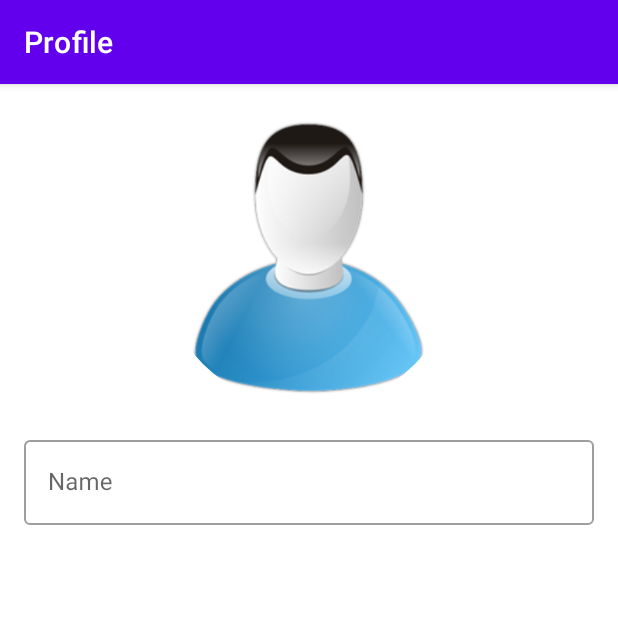
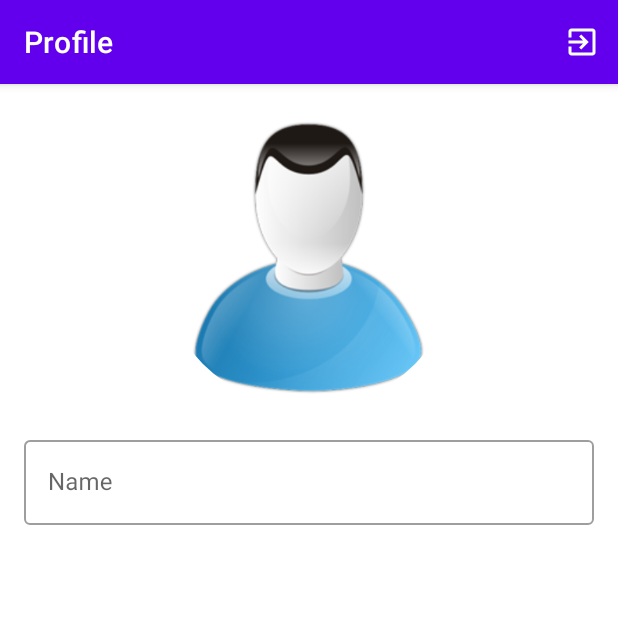
Before and after one commit to 888Andrey888/TaskManager_hw, an Android app: the ProfileFragment screen opened through its navigation route, on a phone screen of 412 x 824 dp, the top half of it. Run offline under Robolectric (Android 15) with nearby library versions, the phone set to English and light mode, and no system bars; our stand-ins replace CircleImageView, Firebase (no records; nobody signed in at launch, a user with empty details on screens opened directly), Room's generated code, navigation-ui; libraries missing offline, so code that uses them is left out: com.github.dhaval2404.imagepicker; pictures from the network do not load; 1 statement that could not run was skipped.

Commit message:
fulfilled hw4_7

```diff
--- a/app/build.gradle
+++ b/app/build.gradle
@@ -2,6 +2,7 @@ plugins {
     id 'com.android.application'
     id 'org.jetbrains.kotlin.android'
     id 'kotlin-kapt'
+    id 'com.google.gms.google-services'
 }
 
 android {
@@ -46,6 +47,8 @@ dependencies {
     implementation 'androidx.lifecycle:lifecycle-viewmodel-ktx:2.6.1'
     implementation 'androidx.navigation:navigation-fragment-ktx:2.6.0'
     implementation 'androidx.navigation:navigation-ui-ktx:2.6.0'
+    implementation 'com.google.firebase:firebase-auth-ktx:22.1.1'
+    implementation 'com.google.android.gms:play-services-auth:20.6.0'
     testImplementation 'junit:junit:4.13.2'
     androidTestImplementation 'androidx.test.ext:junit:1.1.5'
     androidTestImplementation 'androidx.test.espresso:espresso-core:3.5.1'
@@ -72,4 +75,7 @@ dependencies {
 
     // To use Kotlin annotation processing tool (kapt)
     kapt "androidx.room:room-compiler:$room_version"
+
+    //decoro
+    implementation 'ru.tinkoff.decoro:decoro:1.1.1'
 }
--- a/app/src/main/java/com/example/taskmanager/MainActivity.kt
+++ b/app/src/main/java/com/example/taskmanager/MainActivity.kt
@@ -1,22 +1,32 @@
 package com.example.taskmanager
 
 import android.os.Bundle
+import android.view.Menu
 import android.view.MenuItem
+import androidx.appcompat.app.AlertDialog
 import com.google.android.material.bottomnavigation.BottomNavigationView
 import androidx.appcompat.app.AppCompatActivity
 import androidx.core.view.isVisible
+import androidx.navigation.NavController
 import androidx.navigation.findNavController
 import androidx.navigation.ui.AppBarConfiguration
 import androidx.navigation.ui.setupActionBarWithNavController
 import androidx.navigation.ui.setupWithNavController
 import com.example.taskmanager.data.local.Pref
 import com.example.taskmanager.databinding.ActivityMainBinding
+import com.google.firebase.auth.FirebaseAuth
+import com.google.firebase.ktx.Firebase
 
 class MainActivity : AppCompatActivity() {
 
     private lateinit var binding: ActivityMainBinding
+    private lateinit var navController: NavController
     private val pref: Pref by lazy {
         Pref(this)
+    }
+
+    private val auth: FirebaseAuth by lazy {
+        FirebaseAuth.getInstance()
     }
 
     override fun onCreate(savedInstanceState: Bundle?) {
@@ -24,13 +34,18 @@ class MainActivity : AppCompatActivity() {
 
         binding = ActivityMainBinding.inflate(layoutInflater)
         setContentView(binding.root)
+        closeOptionsMenu()
 
         val navView: BottomNavigationView = binding.navView
 
-        val navController = findNavController(R.id.nav_host_fragment_activity_main)
+        navController = findNavController(R.id.nav_host_fragment_activity_main)
 
         if (!pref.isOnBoardingShowed())
             navController.navigate(R.id.onBoardingFragment)
+
+        if (FirebaseAuth.getInstance().currentUser?.uid == null) {
+            navController.navigate(R.id.authFragment)
+        }
 
         val appBarConfiguration = AppBarConfiguration(
             setOf(
@@ -44,8 +59,14 @@ class MainActivity : AppCompatActivity() {
         setupActionBarWithNavController(navController, appBarConfiguration)
         navView.setupWithNavController(navController)
 
+        val fragmentWithoutBottomNav = setOf(
+            R.id.onBoardingFragment,
+            R.id.phoneFragment,
+            R.id.verifyFragment,
+            R.id.authFragment
+        )
         navController.addOnDestinationChangedListener { _, destination, _ ->
-            if (destination.id == R.id.onBoardingFragment) {
+            if (fragmentWithoutBottomNav.contains(destination.id)) {
                 navView.isVisible = false
                 supportActionBar?.hide()
             } else {
@@ -58,7 +79,19 @@ class MainActivity : AppCompatActivity() {
     override fun onOptionsItemSelected(item: MenuItem): Boolean {
         when (item.itemId) {
             android.R.id.home -> findNavController(R.id.nav_host_fragment_activity_main).navigateUp()
+            R.id.menu_exit -> {
+                showAlertDialogExit()
+            }
         }
         return super.onOptionsItemSelected(item)
     }
+
+    private fun showAlertDialogExit() {
+        val alertDialog = AlertDialog.Builder(this)
+        alertDialog.setTitle(getString(R.string.menu_exit)).setMessage(getString(R.string.menu_exit_message)).setCancelable(true)
+            .setPositiveButton(getString(R.string.yes)) { _, _ ->
+                auth.signOut()
+                navController.navigate(R.id.authFragment)
+            }.setNegativeButton(getString(R.string.no)) { _, _ -> }.show()
+    }
 }
--- a/app/src/main/java/com/example/taskmanager/ui/profile/ProfileFragment.kt
+++ b/app/src/main/java/com/example/taskmanager/ui/profile/ProfileFragment.kt
@@ -2,7 +2,11 @@ package com.example.taskmanager.ui.profile
 
 import android.app.Activity
 import android.os.Bundle
+import android.os.Parcel
+import android.os.Parcelable
 import android.view.LayoutInflater
+import android.view.Menu
+import android.view.MenuInflater
 import android.view.View
 import android.view.ViewGroup
 import android.widget.Toast
@@ -10,12 +14,13 @@ import androidx.activity.result.ActivityResult
 import androidx.activity.result.contract.ActivityResultContracts
 import androidx.core.widget.addTextChangedListener
 import androidx.fragment.app.Fragment
+import com.example.taskmanager.R
 import com.example.taskmanager.data.local.Pref
 import com.example.taskmanager.databinding.FragmentProfileBinding
 import com.example.taskmanager.utils.loadImage
 import com.github.dhaval2404.imagepicker.ImagePicker
 
-class ProfileFragment : Fragment() {
+class ProfileFragment() : Fragment(), Parcelable {
 
     private lateinit var binding: FragmentProfileBinding
     private val pref: Pref by lazy {
@@ -45,12 +50,34 @@ class ProfileFragment : Fragment() {
             }
         }
 
+    constructor(parcel: Parcel) : this() {
+
+    }
+
     override fun onCreateView(
         inflater: LayoutInflater, container: ViewGroup?,
         savedInstanceState: Bundle?
     ): View {
         binding = FragmentProfileBinding.inflate(inflater, container, false)
         return binding.root
+    }
+
+    override fun writeToParcel(parcel: Parcel, flags: Int) {
+
+    }
+
+    override fun describeContents(): Int {
+        return 0
+    }
+
+    companion object CREATOR : Parcelable.Creator<ProfileFragment> {
+        override fun createFromParcel(parcel: Parcel): ProfileFragment {
+            return ProfileFragment(parcel)
+        }
+
+        override fun newArray(size: Int): Array<ProfileFragment?> {
+            return arrayOfNulls(size)
+        }
     }
 
     override fun onViewCreated(view: View, savedInstanceState: Bundle?) {
@@ -70,6 +97,11 @@ class ProfileFragment : Fragment() {
 
     override fun onResume() {
         super.onResume()
+        setHasOptionsMenu(true)
+    }
+
+    override fun onCreateOptionsMenu(menu: Menu, inflater: MenuInflater) {
+        activity?.menuInflater?.inflate(R.menu.actionbar_menu, menu)
     }
 
     private fun changePhoto() {
--- /dev/null
+++ b/app/src/main/res/drawable/ic_exit.xml
@@ -0,0 +1,11 @@
+<vector xmlns:android="http://schemas.android.com/apk/res/android"
+    android:width="24dp"
+    android:height="24dp"
+    android:autoMirrored="true"
+    android:tint="@color/white"
+    android:viewportWidth="24"
+    android:viewportHeight="24">
+    <path
+        android:fillColor="@android:color/white"
+        android:pathData="M10.09,15.59L11.5,17l5,-5 -5,-5 -1.41,1.41L12.67,11H3v2h9.67l-2.58,2.59zM19,3H5c-1.11,0 -2,0.9 -2,2v4h2V5h14v14H5v-4H3v4c0,1.1 0.89,2 2,2h14c1.1,0 2,-0.9 2,-2V5c0,-1.1 -0.9,-2 -2,-2z" />
+</vector>
--- /dev/null
+++ b/app/src/main/res/menu/actionbar_menu.xml
@@ -0,0 +1,13 @@
+<?xml version="1.0" encoding="utf-8"?>
+<menu xmlns:android="http://schemas.android.com/apk/res/android"
+    xmlns:app="http://schemas.android.com/apk/res-auto"
+    xmlns:tools="http://schemas.android.com/tools"
+    tools:context=".MainActivity">
+
+    <item
+        android:id="@+id/menu_exit"
+        android:icon="@drawable/ic_exit"
+        android:title="@string/menu_exit"
+        app:showAsAction="always" />
+
+</menu>
--- a/app/src/main/res/navigation/mobile_navigation.xml
+++ b/app/src/main/res/navigation/mobile_navigation.xml
@@ -22,19 +22,39 @@
         android:name="com.example.taskmanager.ui.notifications.NotificationsFragment"
         android:label="@string/title_notifications"
         tools:layout="@layout/fragment_notifications" />
+
     <fragment
         android:id="@+id/taskFragment"
         android:name="com.example.taskmanager.ui.task.TaskFragment"
         android:label="@string/add_task"
         tools:layout="@layout/fragment_task" />
+
     <fragment
         android:id="@+id/navigation_profile"
         android:name="com.example.taskmanager.ui.profile.ProfileFragment"
         android:label="@string/profile"
         tools:layout="@layout/fragment_profile" />
+
     <fragment
         android:id="@+id/onBoardingFragment"
         android:name="com.example.taskmanager.ui.onboarding.OnBoardingFragment"
         android:label="fragment_on_boarding"
         tools:layout="@layout/fragment_on_boarding" />
+
+    <fragment
+        android:id="@+id/phoneFragment"
+        android:name="com.example.taskmanager.ui.auth.phone.PhoneFragment"
+        android:label="fragment_phone"
+        tools:layout="@layout/fragment_phone" />
+
+    <fragment
+        android:id="@+id/verifyFragment"
+        android:name="com.example.taskmanager.ui.auth.verify.VerifyFragment"
+        android:label="fragment_verify"
+        tools:layout="@layout/fragment_verify" />
+    <fragment
+        android:id="@+id/authFragment"
+        android:name="com.example.taskmanager.ui.auth.auth.AuthFragment"
+        android:label="fragment_auth"
+        tools:layout="@layout/fragment_auth" />
 </navigation>
--- a/build.gradle
+++ b/build.gradle
@@ -4,7 +4,7 @@ buildscript {
         google()
     }
     dependencies {
-        classpath 'com.google.gms:google-services:4.3.14'
+        classpath 'com.google.gms:google-services:4.3.15'
     }
 }
 plugins {
```
Also changed, not shown: app/src/main/java/com/example/taskmanager/ui/auth/auth/AuthFragment.kt (added, +80 -0 lines), app/src/main/java/com/example/taskmanager/ui/auth/phone/PhoneFragment.kt (added, +81 -0 lines), app/src/main/java/com/example/taskmanager/ui/auth/verify/VerifyFragment.kt (added, +49 -0 lines), app/src/main/java/com/example/taskmanager/ui/task/TaskFragment.kt (+12 -7 lines), app/src/main/java/com/example/taskmanager/utils/Extentions.kt (+4 -4 lines), app/src/main/res/layout/fragment_auth.xml (added, +39 -0 lines), app/src/main/res/layout/fragment_phone.xml (added, +40 -0 lines), app/src/main/res/layout/fragment_verify.xml (added, +40 -0 lines), app/src/main/res/values/strings.xml (+11 -0 lines), 1 other file.
